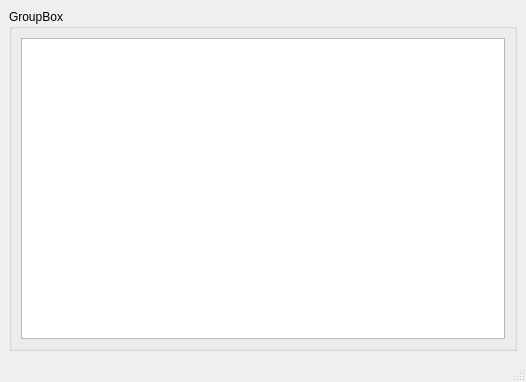
vorzelmir/mdbtest, file mainwindow.ui: the form before one commit.
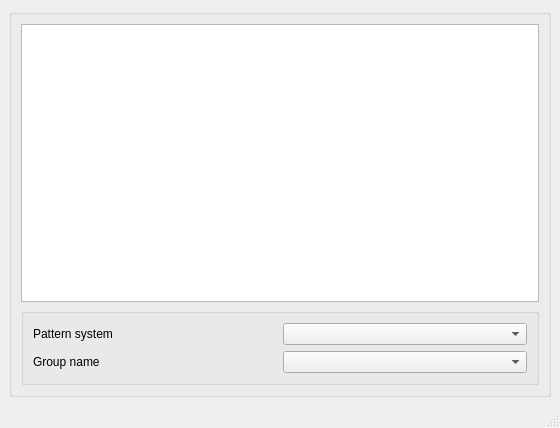
The form after the commit.

Commit message: mapping between comboboxes

```diff
--- a/mainwindow.ui
+++ b/mainwindow.ui
@@ -6,8 +6,8 @@
    <rect>
     <x>0</x>
     <y>0</y>
-    <width>526</width>
-    <height>382</height>
+    <width>560</width>
+    <height>428</height>
    </rect>
   </property>
   <property name="windowTitle">
@@ -18,12 +18,41 @@
     <item>
      <widget class="QGroupBox" name="groupBox">
       <property name="title">
-       <string>GroupBox</string>
+       <string/>
       </property>
       <layout class="QVBoxLayout" name="verticalLayout_2">
        <item>
         <widget class="QTableView" name="databaseTable"/>
        </item>
+       <item>
+        <widget class="QGroupBox" name="groupBox_2">
+         <property name="title">
+          <string/>
+         </property>
+         <layout class="QGridLayout" name="gridLayout">
+          <item row="0" column="0">
+           <widget class="QLabel" name="patternLabel">
+            <property name="text">
+             <string>Pattern system</string>
+            </property>
+           </widget>
+          </item>
+          <item row="0" column="1">
+           <widget class="QComboBox" name="patternBox"/>
+          </item>
+          <item row="1" column="0">
+           <widget class="QLabel" name="groupLabel">
+            <property name="text">
+             <string>Group name</string>
+            </property>
+           </widget>
+          </item>
+          <item row="1" column="1">
+           <widget class="QComboBox" name="groupnameBox"/>
+          </item>
+         </layout>
+        </widget>
+       </item>
       </layout>
      </widget>
     </item>
```
Left out of the diff: 4 changed lines with no effect on the pictures. The commit also changes 1 other file.
